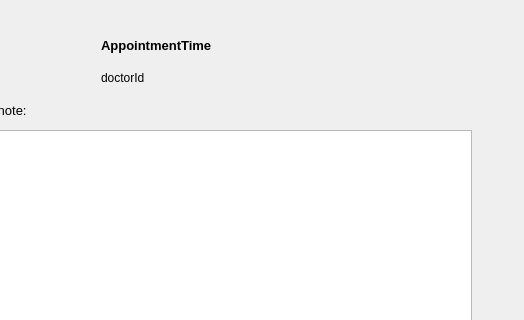
Before: the Qt Designer form GroupFour_DoctorsOffice/addappointmentnotedialog.ui in KittimasakBunrat/GroupFour_DoctorsOffice, drawn with Qt 5; both pictures show x 89 to 613 and y 0 to 320 of the 613 by 465 pixel window.
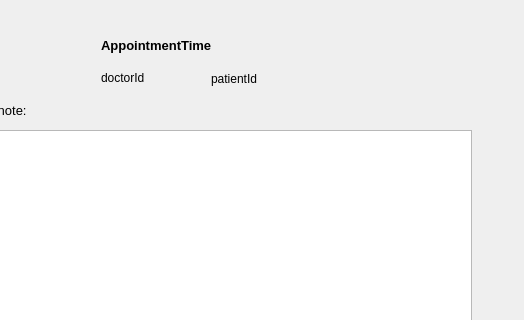
After: the same form once the commit is applied.

Diff of the .ui file:
```diff
--- a/GroupFour_DoctorsOffice/addappointmentnotedialog.ui
+++ b/GroupFour_DoctorsOffice/addappointmentnotedialog.ui
@@ -90,6 +90,19 @@
     <string>doctorId</string>
    </property>
   </widget>
+  <widget class="QLabel" name="patientId_label">
+   <property name="geometry">
+    <rect>
+     <x>300</x>
+     <y>70</y>
+     <width>59</width>
+     <height>17</height>
+    </rect>
+   </property>
+   <property name="text">
+    <string>patientId</string>
+   </property>
+  </widget>
  </widget>
  <resources/>
  <connections>
```
